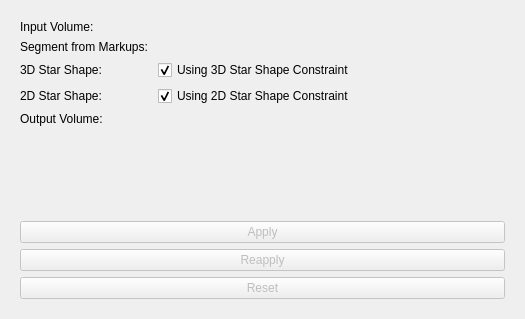
Above: InteractiveSeg/Resources/UI/qSlicerInteractiveSegModuleWidget.ui from DaphneCD/GraphCutSegmentExtension before the change. Below: the same form after it.
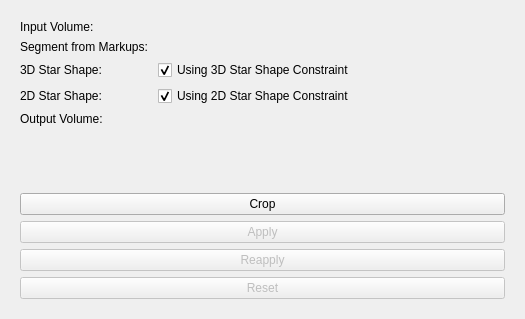
That is the form after the change. Custom widgets are drawn as their Qt base class.

Patch:
```diff
--- a/InteractiveSeg/Resources/UI/qSlicerInteractiveSegModuleWidget.ui
+++ b/InteractiveSeg/Resources/UI/qSlicerInteractiveSegModuleWidget.ui
@@ -163,6 +163,13 @@
         </item>
        </layout>
       </item>
+      <item>
+       <widget class="QPushButton" name="cropPushButton">
+        <property name="text">
+         <string>Crop</string>
+        </property>
+       </widget>
+      </item>
       <item>
        <widget class="QPushButton" name="applyPushButton">
         <property name="enabled">
```
Left out of the diff: 10 changed lines with no effect on the pictures.
